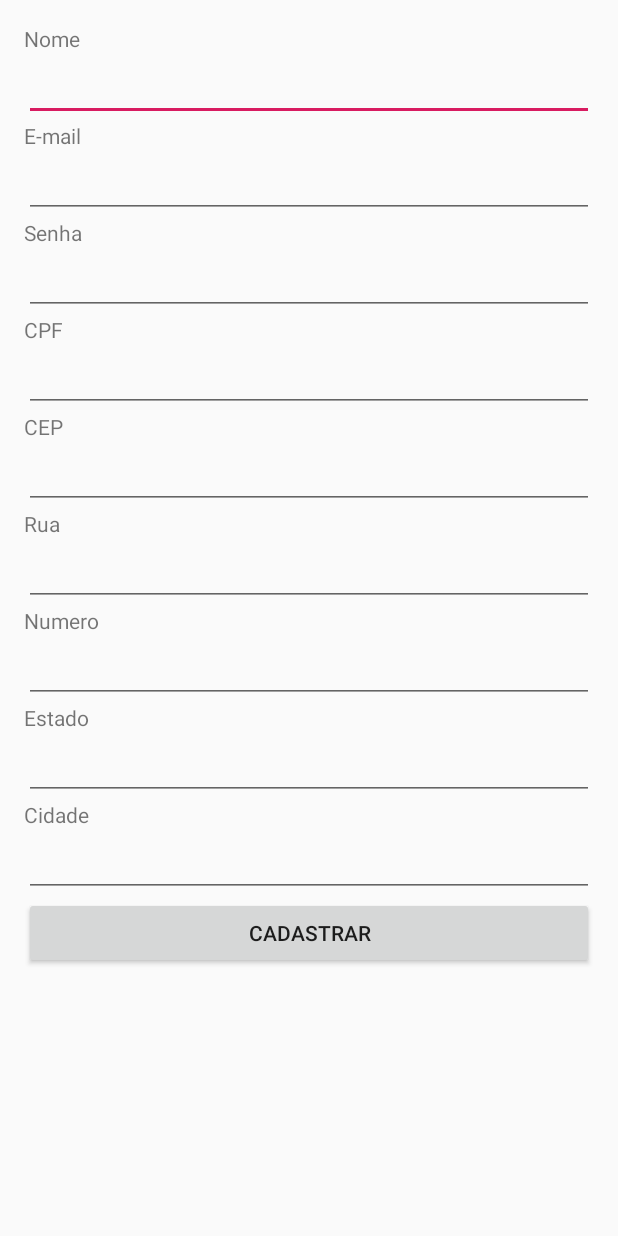
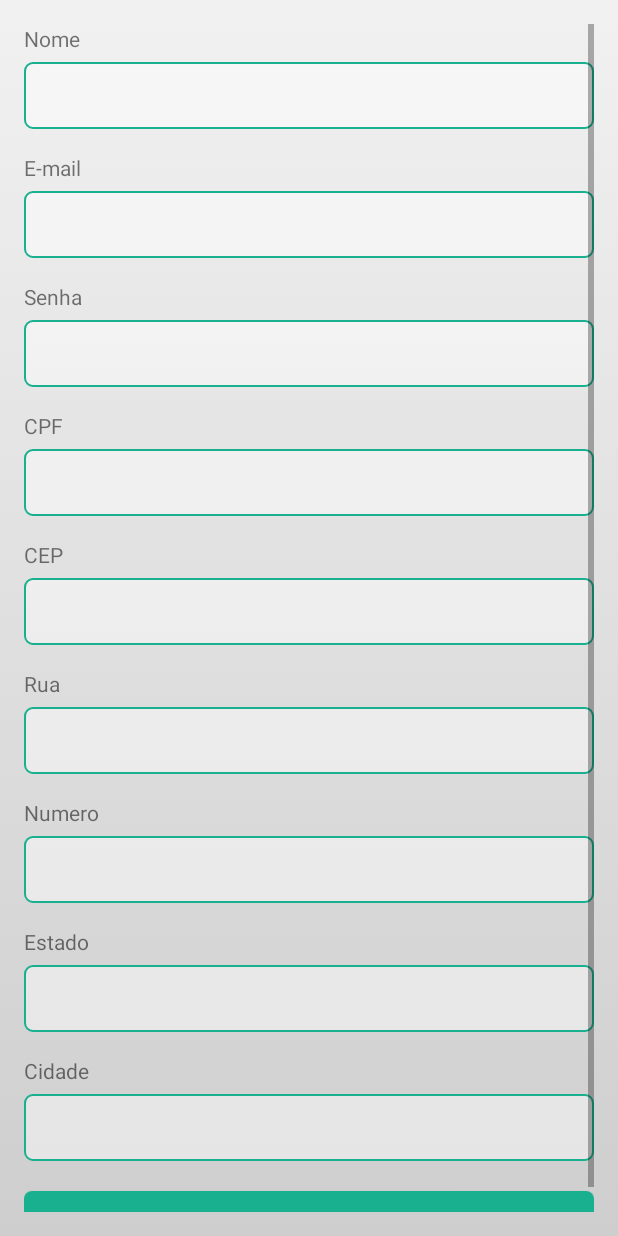
Before and after one commit to alan-ssantos/ReciclaMais, an Android app: the layout activity_cadastro.xml on its own in the app's theme, with its tools: preview values and no code run, on a phone screen of 412 x 824 dp. Run offline under Robolectric (Android 15) with nearby library versions, the phone set to English and light mode, and no system bars.

Commit message:
Update nos styles

```diff
--- /dev/null
+++ b/app/src/main/res/drawable/main_input_style.xml
@@ -0,0 +1,7 @@
+<?xml version="1.0" encoding="utf-8"?>
+<shape xmlns:android="http://schemas.android.com/apk/res/android" >
+    <corners android:radius="5dp"/>
+    <solid android:color="#70FFFFFF" />
+    <stroke android:width="1dp"
+        android:color="#19b08f"/>
+</shape>
--- a/app/src/main/res/layout/activity_cadastro.xml
+++ b/app/src/main/res/layout/activity_cadastro.xml
@@ -1,8 +1,9 @@
-<ScrollView android:layout_width="match_parent"
+<ScrollView
+    android:layout_width="match_parent"
     android:layout_height="match_parent"
     android:padding="16dp"
     android:orientation="vertical"
-
+    android:background="@drawable/main_background_color"
     xmlns:android="http://schemas.android.com/apk/res/android">
 
     <LinearLayout android:layout_width="match_parent"
@@ -16,105 +17,104 @@
             android:text="@string/nome"/>
 
         <EditText
-            android:layout_width="match_parent"
-            android:layout_height="wrap_content"
-            android:id="@+id/edtNome"
-            />
+            style="@style/InputStyle"
+            android:id="@+id/edtNome" />
 
         <!-- EMAIL -->
         <TextView
+            android:layout_marginTop="16dp"
             android:layout_width="match_parent"
             android:layout_height="wrap_content"
             android:text="@string/email"/>
 
         <EditText
-            android:layout_width="match_parent"
-            android:layout_height="wrap_content"
+            style="@style/InputStyle"
             android:inputType="textEmailAddress"
             android:id="@+id/edtEmail"/>
 
         <!-- SENHA -->
         <TextView
+            android:layout_marginTop="16dp"
             android:layout_width="match_parent"
             android:layout_height="wrap_content"
             android:text="@string/senha" />
 
         <EditText
-            android:layout_width="match_parent"
-            android:layout_height="wrap_content"
+            style="@style/InputStyle"
             android:inputType="textPassword"
             android:id="@+id/edtSenha"/>
 
         <!-- CPF -->
         <TextView
+            android:layout_marginTop="16dp"
             android:layout_width="match_parent"
             android:layout_height="wrap_content"
             android:text="@string/cpf"/>
 
         <EditText
-            android:layout_width="match_parent"
-            android:layout_height="wrap_content"
+            style="@style/InputStyle"
             android:id="@+id/edtCpf"/>
 
         <!-- CEP -->
         <TextView
+            android:layout_marginTop="16dp"
             android:layout_width="match_parent"
             android:layout_height="wrap_content"
             android:text="@string/cep"/>
 
         <EditText
-            android:layout_width="match_parent"
-            android:layout_height="wrap_content"
+            style="@style/InputStyle"
             android:id="@+id/edtCep"/>
 
         <!-- RUA -->
         <TextView
+            android:layout_marginTop="16dp"
             android:layout_width="match_parent"
             android:layout_height="wrap_content"
             android:text="@string/rua"/>
 
         <EditText
-            android:layout_width="match_parent"
-            android:layout_height="wrap_content"
+            style="@style/InputStyle"
             android:id="@+id/edtRua"/>
 
         <!-- NUMERO -->
         <TextView
+            android:layout_marginTop="16dp"
             android:layout_width="match_parent"
             android:layout_height="wrap_content"
             android:text="@string/numero"/>
 
         <EditText
-            android:layout_width="match_parent"
-            android:layout_height="wrap_content"
+            style="@style/InputStyle"
             android:inputType="number"
             android:id="@+id/edtNumero"/>
 
         <!-- ESTADO -->
         <TextView
+            android:layout_marginTop="16dp"
             android:layout_width="match_parent"
             android:layout_height="wrap_content"
             android:text="@string/estado"/>
 
         <EditText
-            android:layout_width="match_parent"
-            android:layout_height="wrap_content"
+            style="@style/InputStyle"
             android:id="@+id/edtEstado"/>
 
         <!-- CIDADE -->
         <TextView
+            android:layout_marginTop="16dp"
             android:layout_width="match_parent"
             android:layout_height="wrap_content"
             android:text="@string/cidade"/>
 
         <EditText
-            android:layout_width="match_parent"
-            android:layout_height="wrap_content"
+            style="@style/InputStyle"
             android:id="@+id/edtCidade"/>
 
         <Button
-            android:layout_width="match_parent"
-            android:layout_height="wrap_content"
+            style="@style/ButtonStyle"
+            android:layout_marginTop="20dp"
+            android:textColor="#ffffff"
             android:text="@string/cadastrar"
             android:onClick="cadastrar"/>
 
--- a/app/src/main/res/values/styles.xml
+++ b/app/src/main/res/values/styles.xml
@@ -8,6 +8,39 @@
         <item name="colorAccent">@color/colorAccent</item>
     </style>
 
+    <style name="BoxStyle">
+        <item name="android:background">@drawable/main_box_style</item>
+        <item name="android:elevation">2dp</item>
+        <item name="android:layout_width">match_parent</item>
+        <item name="android:layout_height">wrap_content</item>
+    </style>
 
+    <style name="InputStyle">
+        <item name="android:background">@drawable/main_input_style</item>
+        <item name="android:elevation">2dp</item>
+        <item name="android:layout_marginTop">6dp</item>
+        <item name="android:padding">10dp</item>
+        <item name="android:layout_width">match_parent</item>
+        <item name="android:layout_height">wrap_content</item>
+    </style>
+
+    <style name="ButtonStyle">
+        <item name="android:background">@drawable/main_button_style</item>
+        <item name="android:elevation">2dp</item>
+        <item name="android:layout_width">match_parent</item>
+        <item name="android:layout_height">wrap_content</item>
+    </style>
+
+    <style name="TitleStyle">
+        <item name="android:textSize">28sp</item>
+        <item name="android:textAlignment">center</item>
+        <item name="android:textStyle">bold</item>
+    </style>
+
+    <style name="SubtitleStyle">
+        <item name="android:textSize">18sp</item>
+        <item name="android:textAlignment">center</item>
+        <item name="android:layout_marginTop">8dp</item>
+    </style>
 
 </resources>
```
Also changed, not shown: app/src/main/java/br/com/fiap/reciclamais/activity/UsuarioMainActivity.java (+12 -12 lines), app/src/main/res/drawable/main_box_style.xml (+5 -5 lines), app/src/main/res/layout/activity_login.xml (+13 -6 lines), app/src/main/res/layout/activity_usuario_main.xml (+4 -14 lines), app/src/main/res/drawable/logo.png (added).
